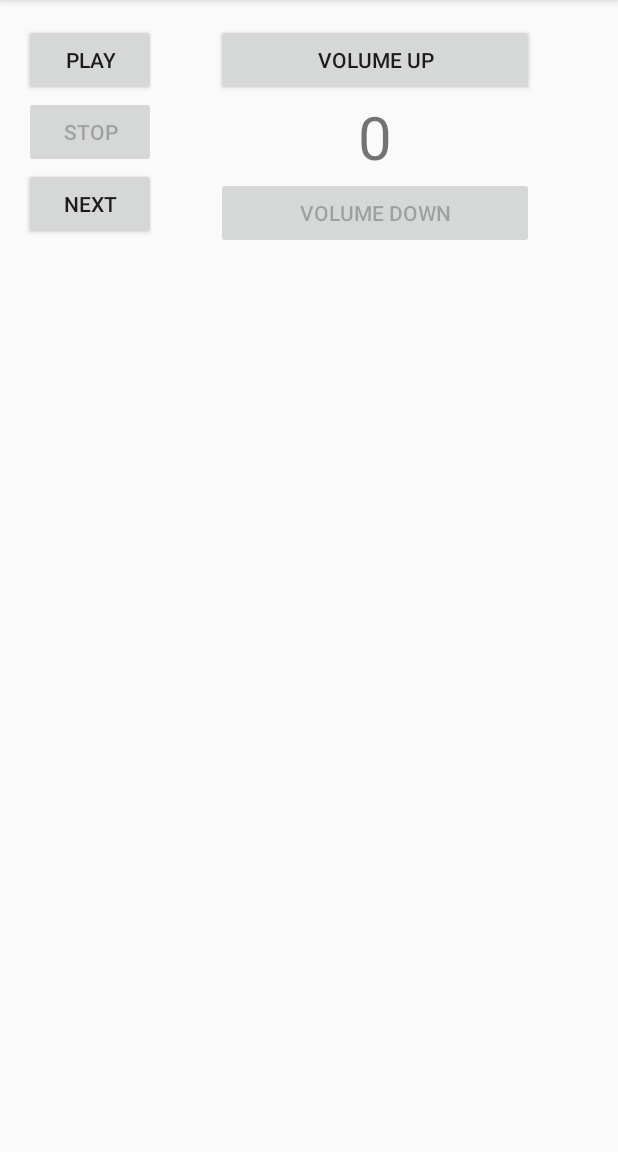
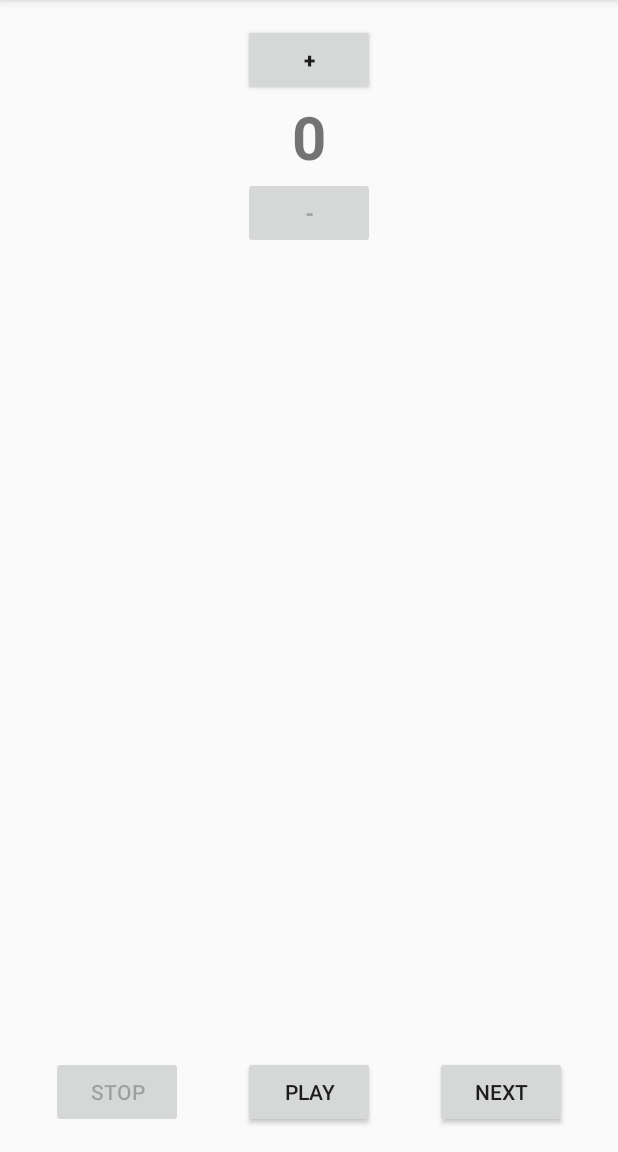
Before and after one commit to VidishNaik/Music-Player, an Android app: the screen it shows after launch (MainActivity), after a tap on "STOP", on a phone screen of 412 x 824 dp, the part 84-1236 px from its top. Run offline under Robolectric (Android 15) with nearby library versions, the phone set to English and light mode, and no system bars; 3 other taps on this screen came first.

Commit message:
Changed layout

```diff
--- a/app/src/main/java/com/example/vidish/musicplayer/MainActivity.java
+++ b/app/src/main/java/com/example/vidish/musicplayer/MainActivity.java
@@ -3,10 +3,8 @@ package com.example.vidish.musicplayer;
 import android.content.Context;
 import android.media.AudioManager;
 import android.media.MediaPlayer;
-import android.net.Uri;
 import android.os.Bundle;
 import android.support.v7.app.AppCompatActivity;
-import android.util.Log;
 import android.view.View;
 import android.widget.Button;
 import android.widget.TextView;
@@ -86,8 +84,8 @@ public class MainActivity extends AppCompatActivity {
         reset.setOnClickListener(new View.OnClickListener() {
             @Override
             public void onClick(View v) {
-                mediaPlayer.reset();
-                //mediaPlayer = MediaPlayer.create(MainActivity.this,songs[0]);
+                mediaPlayer.seekTo(0);
+                mediaPlayer.pause();
                 play.setEnabled(true);
                 play.setText("Play");
                 reset.setEnabled(false);
@@ -102,6 +100,7 @@ public class MainActivity extends AppCompatActivity {
                 setMediaPlayer((++curr)%2);
                 play.setText("Pause");
                 mediaPlayer.start();
+                reset.setEnabled(true);
             }
         });
         audio = (AudioManager) getSystemService(Context.AUDIO_SERVICE);
--- a/app/src/main/res/layout/activity_main.xml
+++ b/app/src/main/res/layout/activity_main.xml
@@ -13,48 +13,60 @@
         android:id="@+id/play_button"
         android:layout_width="wrap_content"
         android:layout_height="wrap_content"
+        android:layout_alignParentBottom="true"
+        android:layout_centerHorizontal="true"
         android:text="Play"/>
     <Button
         android:id="@+id/stop_button"
         android:layout_width="wrap_content"
         android:layout_height="wrap_content"
-        android:text="Stop"
-        android:layout_below="@id/play_button"/>
+        android:layout_alignParentBottom="true"
+        android:layout_marginRight="40dp"
+        android:layout_toLeftOf="@id/play_button"
+        android:text="Stop" />
     <Button
         android:id="@+id/next_button"
         android:layout_width="wrap_content"
         android:layout_height="wrap_content"
-        android:text="Next"
-        android:layout_below="@id/stop_button"/>
+        android:layout_alignParentBottom="true"
+        android:layout_marginLeft="40dp"
+        android:layout_toRightOf="@id/play_button"
+        android:text="Next" />
 
     <RelativeLayout
+        android:layout_width="match_parent"
+        android:layout_height="wrap_content"
+        android:layout_alignParentLeft="true"
+        android:layout_alignParentStart="true"
+        android:layout_alignParentTop="true">
+    <Button
+        android:id="@+id/volume_up"
         android:layout_width="wrap_content"
         android:layout_height="wrap_content"
-        android:layout_toRightOf="@id/play_button">
-    <Button
-        android:id="@+id/volume_up"
-        android:layout_width="match_parent"
-        android:layout_height="wrap_content"
-        android:text="Volume up"
+        android:layout_centerHorizontal="true"
         android:layout_marginLeft="40dp"
         android:layout_marginRight="40dp"
-        android:onClick="raise"/>
+        android:onClick="raise"
+        android:text="+"
+        android:textStyle="bold" />
     <TextView
         android:id="@+id/volume"
         android:layout_width="wrap_content"
         android:layout_height="wrap_content"
-        android:text="5"
+        android:layout_below="@id/volume_up"
+        android:layout_centerInParent="true"
         android:textSize="40dp"
-        android:layout_centerInParent="true"
-        android:layout_below="@id/volume_up" />
+        android:textStyle="bold" />
     <Button
         android:id="@+id/volume_down"
-        android:layout_width="match_parent"
+        android:layout_width="wrap_content"
         android:layout_height="wrap_content"
-        android:text="Volume Down"
+        android:layout_below="@id/volume"
+        android:layout_centerHorizontal="true"
         android:layout_marginLeft="40dp"
         android:layout_marginRight="40dp"
-        android:layout_below="@id/volume"
-        android:onClick="lower"/>
+        android:onClick="lower"
+        android:text="-"
+        android:textStyle="bold" />
     </RelativeLayout>
 </RelativeLayout>
```
